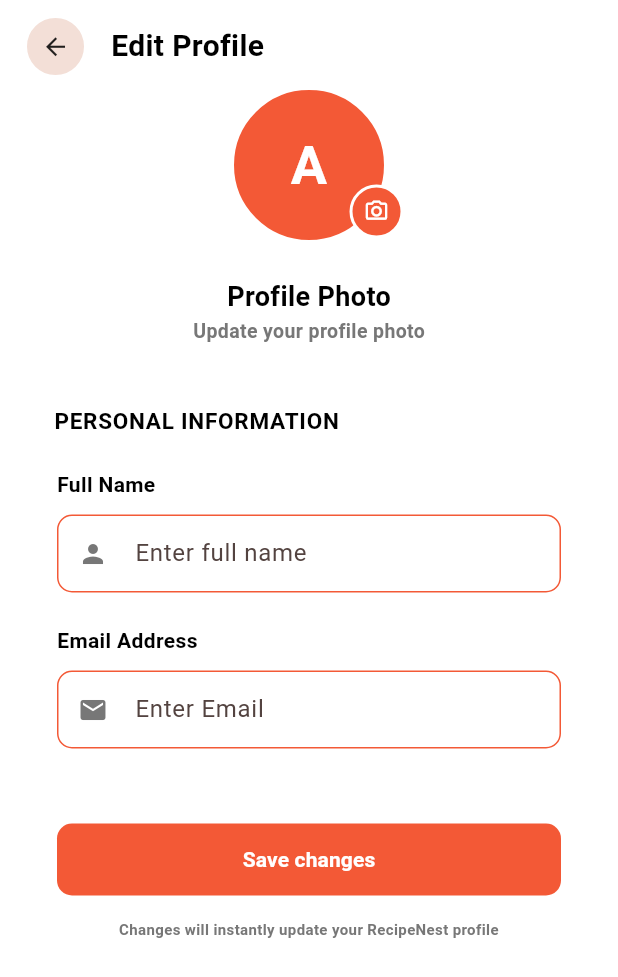
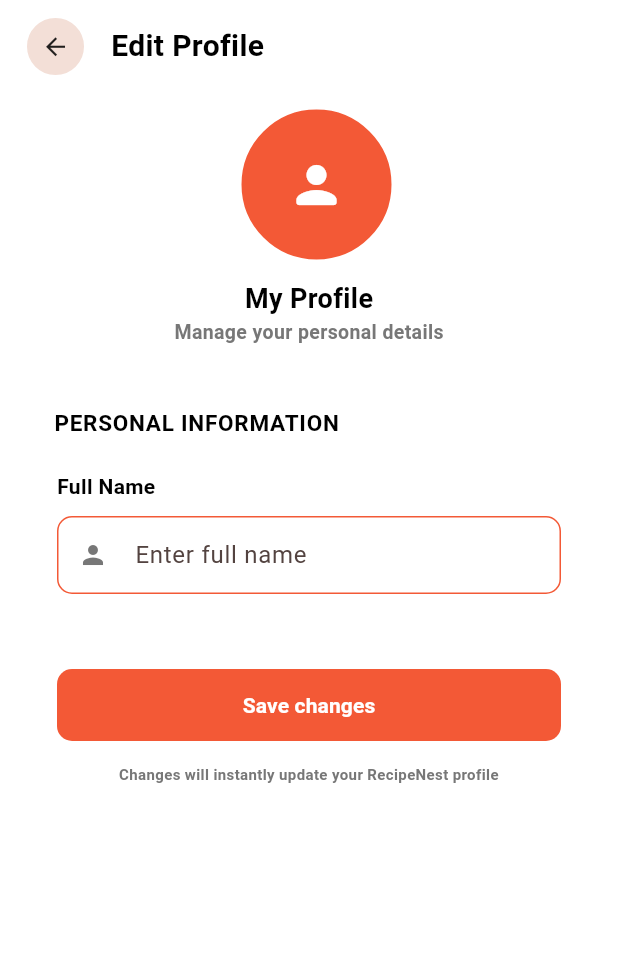
Before and after one commit to rihana25fathima-tech/Recipenest, a Flutter app: the ProfileScreen screen opened by its route, after a tap on the "chevron right" icon, on a phone screen of 412 x 824 dp. Shown: the top 977 px of the screen. Run offline on Flutter 3.47's test engine with Material 3 defaults, Android fonts, the phone set to English and light mode, and no system bars; our stand-ins replace hive, hive_flutter, image_picker; accounts and stored records are empty; statements that could not run were skipped.

Commit message:
add hive edit acc page

```diff
--- a/lib/views/profile/edit_profile_screen.dart
+++ b/lib/views/profile/edit_profile_screen.dart
@@ -1,4 +1,6 @@
 import 'package:flutter/material.dart';
+import 'package:hive/hive.dart';
+import 'package:recipe_next/model/user_model.dart';
 import 'package:recipe_next/theme/app_colors.dart';
 import 'package:recipe_next/widget/custom_button.dart';
 import 'package:recipe_next/widget/custom_text_field.dart';
@@ -11,7 +13,26 @@ class EditProfileScreen extends StatefulWidget {
 }
 
 class _EditProfileScreenState extends State<EditProfileScreen> {
-  TextEditingController? get namecontroller => null;
+  late TextEditingController namecontroller;
+  late UserModel currentUser;
+
+  @override
+  void initState() {
+    super.initState();
+    namecontroller = TextEditingController();
+    // Get current logged-in user
+    final userBox = Hive.box<UserModel>('open');
+
+    currentUser = userBox.values.firstWhere((user) => user.isLoggedIn == true);
+    // Show existing name
+    namecontroller.text = currentUser.name;
+  }
+
+  @override
+  void dispose() {
+    namecontroller.dispose();
+    super.dispose();
+  }
 
   @override
   Widget build(BuildContext context) {
@@ -52,14 +73,33 @@ class _EditProfileScreenState extends State<EditProfileScreen> {
                   ),
                 ],
               ),
-              SizedBox(height: 5),
-              _buildProfilePhoto(),
-              SizedBox(height: 2),
+              SizedBox(height: 20),
+              Center(
+                child: Container(
+                  height: 106,
+                  width: 106,
+                  margin: EdgeInsets.only(top: 0, left: 10),
+                  decoration: BoxDecoration(
+                    color: AppColors.primary,
+                    shape: BoxShape.circle,
+                    border: Border.all(color: Colors.white, width: 3),
+                  ),
+                  child: Center(
+                    child: Icon(
+                      Icons.person_rounded,
+                      size: 40,
+                      color: Colors.white,
+                    ),
+                  ),
+                ),
+              ),
+
+              SizedBox(height: 10),
               Center(
                 child: Column(
                   children: [
                     Text(
-                      'Profile Photo',
+                      'My Profile',
                       style: TextStyle(
                         fontSize: 18,
                         fontWeight: FontWeight.bold,
@@ -68,7 +108,7 @@ class _EditProfileScreenState extends State<EditProfileScreen> {
                     ),
 
                     Text(
-                      'Update your profile photo',
+                      'Manage your personal details',
                       style: TextStyle(
                         fontSize: 13,
                         color: AppColors.textsec,
@@ -113,27 +153,40 @@ class _EditProfileScreenState extends State<EditProfileScreen> {
                       controller: namecontroller,
                       prefixIcon: Icons.person,
                     ),
-                    SizedBox(height: 22),
-                    Text(
-                      'Email Address',
-                      style: TextStyle(
-                        fontSize: 14,
-                        fontWeight: FontWeight.w600,
-                        color: AppColors.text1,
-                      ),
-                    ),
-                    SizedBox(height: 10),
-                    CustomTextField(
-                      hintText: "Enter Email",
-                      controller: namecontroller,
-                      prefixIcon: Icons.email,
-                    ),
 
                     SizedBox(height: 50),
                     CustomButton(
                       text: "Save changes",
-                      onpressed: () {
-                        Navigator.pop(context);
+                      onpressed: () async {
+                        String newName = namecontroller.text.trim();
+                        if (newName.isEmpty) {
+                          return;
+                        }
+                        final userBox = Hive.box<UserModel>('open');
+                        // Update existing name
+                        // currentUser.name = newName;
+
+                        // Save updated user in Hive
+                        int index = userBox.values.toList().indexWhere(
+                          (user) => user.isLoggedIn == true,
+                        );
+                        if (index == -1) {
+                          return;
+                        }
+
+                        // Get current user
+                        currentUser = userBox.getAt(index)!;
+
+                        // Update name
+                        currentUser.name = newName;
+
+                        // Save in Hive
+                        await userBox.putAt(index, currentUser);
+
+                        if (!mounted) return;
+
+                        // Close edit page
+                        Navigator.pop(context, true);
                       },
                     ),
                     SizedBox(height: 15),
@@ -157,71 +210,4 @@ class _EditProfileScreenState extends State<EditProfileScreen> {
       ),
     );
   }
-
-  Widget _buildProfilePhoto() {
-    return Center(
-      child: Column(
-        children: [
-          SizedBox(height: 2),
-          SizedBox(
-            height: 126,
-            width: 126,
-            child: Stack(
-              clipBehavior: Clip.none,
-              children: [
-                Container(
-                  height: 106,
-                  width: 106,
-                  margin: EdgeInsets.only(top: 0, left: 10),
-                  decoration: BoxDecoration(
-                    color: AppColors.primary,
-                    shape: BoxShape.circle,
-                    border: Border.all(color: Colors.white, width: 3),
-                  ),
-                  child: Center(
-                    child: Text(
-                      'A',
-                      style: TextStyle(
-                        fontSize: 36,
-                        fontWeight: FontWeight.w700,
-                        color: AppColors.text,
-                      ),
-                    ),
-                  ),
-                ),
-                Positioned(
-                  right: 0,
-                  bottom: 24,
-                  child: InkWell(
-                    onTap: () {
-                      ScaffoldMessenger.of(context).showSnackBar(
-                        SnackBar(
-                          content: Text('Photo upload will be added later.'),
-                        ),
-                      );
-                    },
-                    borderRadius: BorderRadius.circular(30),
-                    child: Container(
-                      height: 36,
-                      width: 36,
-                      decoration: BoxDecoration(
-                        color: AppColors.primary,
-                        shape: BoxShape.circle,
-                        border: Border.all(color: Colors.white, width: 2),
-                      ),
-                      child: Icon(
-                        Icons.camera_alt_outlined,
-                        color: Colors.white,
-                        size: 17,
-                      ),
-                    ),
-                  ),
-                ),
-              ],
-            ),
-          ),
-        ],
-      ),
-    );
-  }
 }
--- a/lib/views/profile/profile_screen.dart
+++ b/lib/views/profile/profile_screen.dart
@@ -165,7 +165,11 @@ class _ProfileScreenState extends State<ProfileScreen> {
                     ),
                     SizedBox(height: 20),
                     // Profile Card
-                    BuildPofilecard(userEmail: usereEmail, userName: userName),
+                    BuildPofilecard(
+                      userEmail: usereEmail,
+                      userName: userName,
+                      onProfileUpdated: getUserdeatails,
+                    ),
                     SizedBox(height: 18),
                     Row(
                       children: [
@@ -222,15 +226,7 @@ class _ProfileScreenState extends State<ProfileScreen> {
                     ),
 
                     SizedBox(height: 8),
-                    BuildMenuItem(
-                      icon: Icons.favorite,
 
-                      title: 'My Favourite Recipes',
-                      trailing: '1 item',
-                      onTap: () {
-                        Navigator.pushNamed(context, AppRoutes.favorite);
-                      },
-                    ),
                     // About RecipeNest
                     BuildMenuItem(
                       icon: Icons.info,
--- a/lib/widget/build_pofilecard.dart
+++ b/lib/widget/build_pofilecard.dart
@@ -1,12 +1,13 @@
 import 'package:flutter/material.dart';
 import 'package:recipe_next/routes/app_routes.dart';
 import 'package:recipe_next/theme/app_colors.dart';
+import 'package:recipe_next/views/profile/edit_profile_screen.dart';
 
 class BuildPofilecard extends StatelessWidget {
   final String userName;
   final String userEmail;
-
-  const new({super.key, required this.userName, required this.userEmail});
+final VoidCallback onProfileUpdated;
+  const new({super.key, required this.userName, required this.userEmail, required this.onProfileUpdated,});
 
   @override
   Widget build(BuildContext context) {
@@ -65,8 +66,17 @@ class BuildPofilecard extends StatelessWidget {
                 ),
               ),
               IconButton(
-                onPressed: () {
-                  Navigator.pushNamed(context, AppRoutes.editProfileScreen);
+                onPressed: () async {
+                  final result = await Navigator.push(
+                    context,
+                    MaterialPageRoute(
+                      builder: (context) => EditProfileScreen(),
+                    ),
+                  );
+
+                  if (result == true) {
+                    onProfileUpdated();
+                  }
                 },
                 icon: Icon(
                   Icons.chevron_right,
```
